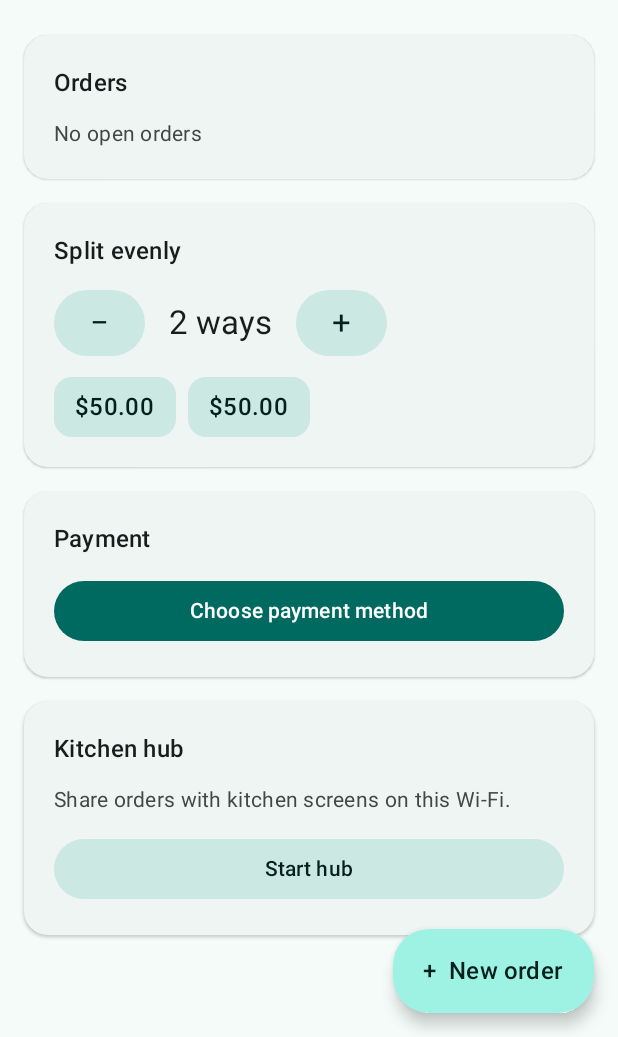
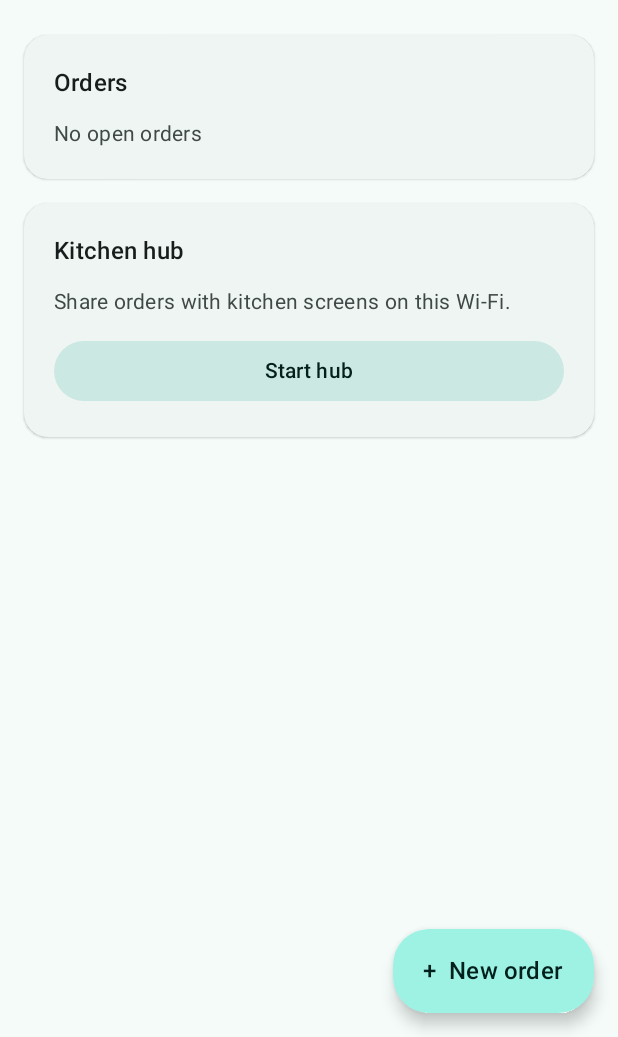
Before and after one commit to mauricet1520/squaretoast, an Android app built with Jetpack Compose: the composable PosScreen shown on its own in the app's theme, on a phone screen of 412 x 824 dp, the part 199-1236 px from its top. Run offline under Robolectric (Android 15) with nearby library versions, the phone set to English and light mode, and no system bars; our stand-ins replace Dagger/Hilt's generated code, Room's generated code, Timber; libraries missing offline, so code that uses them is left out: com.stripe.stripeterminal.

Commit message:
feat: the real bill on the POS - device bill endpoint, tips, split, Charge
Server: GET /checks/{id}/bill for a device's own location (another
location's check is 404). POS: a Check card shows the server's lines with
options, subtotal, tax, paid and due; tip chips at 15/18/20% of the pre-tax
subtotal (half-up, exact long math); an even split of the real amount;
Charge picks the best payment method and sends only the tip. The 00 demo
split card is gone. 123 Android tests and lint pass; CheckPaymentIT and
EndpointLockdownIT pass.

Co-Authored-By: Claude Opus 5.5 <noreply@anthropic.com>

```diff
--- a/android-pos/src/main/kotlin/com/squaretoast/pos/sync/CloudApi.kt
+++ b/android-pos/src/main/kotlin/com/squaretoast/pos/sync/CloudApi.kt
@@ -87,7 +87,8 @@ class CloudApi(
     }
 
     /** The check's bill as the server computes it. 404 (RejectedBatchException) until the order has synced. */
-    suspend fun bill(checkId: UUID): Bill = TODO("Slice 10")
+    suspend fun bill(checkId: UUID): Bill =
+        http.get(baseUrl + "/api/v1/checks/$checkId/bill") { authenticate() }.checked().body()
 
     suspend fun connectionToken(): String = post("/api/v1/terminal/connection_token", Unit).body<ConnectionToken>().secret
 
--- a/android-pos/src/main/kotlin/com/squaretoast/pos/ui/MainActivity.kt
+++ b/android-pos/src/main/kotlin/com/squaretoast/pos/ui/MainActivity.kt
@@ -97,7 +97,6 @@ private fun PosScreen(vm: PosViewModel) {
     val courses by vm.courses.collectAsState()
     val conflicts by vm.conflicts.collectAsState()
     val message by vm.message.collectAsState()
-    val choice by vm.choice.collectAsState()
     val hubUrl by vm.hubUrl.collectAsState()
 
     conflicts.firstOrNull()?.let { row ->
@@ -164,18 +163,8 @@ private fun PosScreen(vm: PosViewModel) {
             if (selected != null) {
                 items(courses, key = { it.id }) { c -> CourseCard(c) { a -> vm.transition(c, a) } }
             }
-            item { SplitPreview(vm) }
-            item {
-                Section("Payment") {
-                    Button(onClick = vm::choosePaymentMethod, modifier = Modifier.fillMaxWidth()) { Text("Choose payment method") }
-                    choice?.let { c ->
-                        Text(PaymentLabels.method(c), style = MaterialTheme.typography.titleSmall,
-                            color = MaterialTheme.colorScheme.primary)
-                        PaymentLabels.reason(c)?.let {
-                            Text(it, style = MaterialTheme.typography.bodyMedium, color = MaterialTheme.colorScheme.onSurfaceVariant)
-                        }
-                    }
-                }
+            if (selected != null) {
+                item { CheckCard(vm) }
             }
             item { HubPanel(hubUrl, vm::startHub, vm::stopHub) }
         }
@@ -230,27 +219,6 @@ private fun CourseCard(course: CourseEntity, onAction: (CourseAction) -> Unit) {
                         OutlinedButton(onClick = { onAction(CourseAction.RECALL) }) { Text("Recall") }
                     }
                     CourseState.SERVED -> OutlinedButton(onClick = { onAction(CourseAction.RECALL) }) { Text("Undo") }
-                }
-            }
-        }
-    }
-}
-
-@Composable
-private fun SplitPreview(vm: PosViewModel) {
-    var ways by remember { mutableIntStateOf(2) }
-    val demoTotal = 10_000L // preview only; real splits come from the check balance
-    Section("Split evenly") {
-        Row(verticalAlignment = Alignment.CenterVertically, horizontalArrangement = Arrangement.spacedBy(16.dp)) {
-            FilledTonalButton(onClick = { if (ways > 1) ways-- }, enabled = ways > 1) { Text("−", style = MaterialTheme.typography.titleLarge) }
-            Text("$ways ways", style = MaterialTheme.typography.titleLarge)
-            FilledTonalButton(onClick = { if (ways < 20) ways++ }, enabled = ways < 20) { Text("+", style = MaterialTheme.typography.titleLarge) }
-        }
-        LazyRow(horizontalArrangement = Arrangement.spacedBy(8.dp)) {
-            items(vm.split(demoTotal, ways)) { cents ->
-                Surface(color = MaterialTheme.colorScheme.secondaryContainer, shape = MaterialTheme.shapes.small) {
-                    Text("$" + (cents / 100) + "." + (cents % 100).toString().padStart(2, '0'),
-                        style = MaterialTheme.typography.titleMedium, modifier = Modifier.padding(horizontal = 14.dp, vertical = 8.dp))
                 }
             }
         }
```
Also changed, not shown: android-pos/src/main/kotlin/com/squaretoast/pos/order/Tips.kt (+9 -2 lines), android-pos/src/main/kotlin/com/squaretoast/pos/ui/CheckCard.kt (added, +130 -0 lines), android-pos/src/main/kotlin/com/squaretoast/pos/ui/PosViewModel.kt (+51 -2 lines), backend/src/main/java/com/squaretoast/payment/DevicePaymentController.java (+10 -1 lines).
